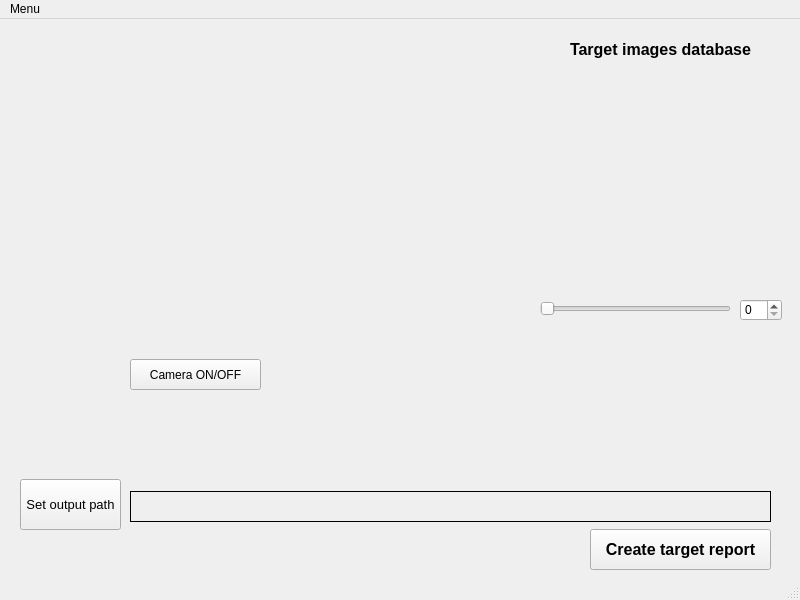
Old version of the form Backup/Frontend.ui in the repository TalEfraim/Master.
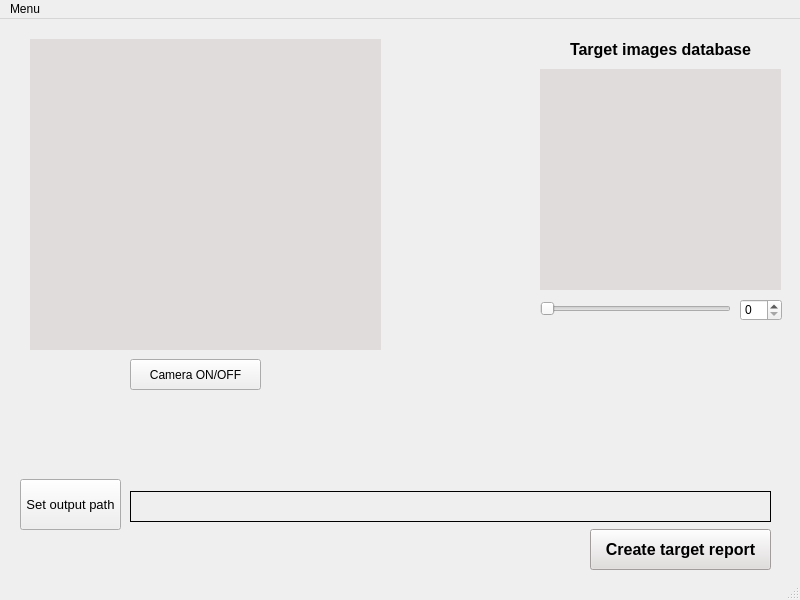
New version of the form.

Commit message: Back end started. need to separate the functions to third party file

Diff of the .ui file:
```diff
--- a/Backup/Frontend.ui
+++ b/Backup/Frontend.ui
@@ -23,11 +23,17 @@
       <height>311</height>
      </rect>
     </property>
+    <property name="font">
+     <font>
+      <underline>false</underline>
+      <strikeout>false</strikeout>
+     </font>
+    </property>
     <property name="autoFillBackground">
      <bool>false</bool>
     </property>
     <property name="styleSheet">
-     <string notr="true"/>
+     <string notr="true">background-color: rgb(225,220,220);</string>
     </property>
    </widget>
    <widget class="QPushButton" name="TurnCameraButton">
@@ -52,6 +58,9 @@
       <height>221</height>
      </rect>
     </property>
+    <property name="styleSheet">
+     <string notr="true">background-color: rgb(225,220,220);</string>
+    </property>
    </widget>
    <widget class="QLabel" name="TargetImagesLabel">
     <property name="geometry">
@@ -113,6 +122,9 @@
       <bold>true</bold>
      </font>
     </property>
+    <property name="styleSheet">
+     <string notr="true">background-color: rgb(225,220,220);</string>
+    </property>
     <property name="text">
      <string>Create target report</string>
     </property>
```
The commit also changes 1 other file.
